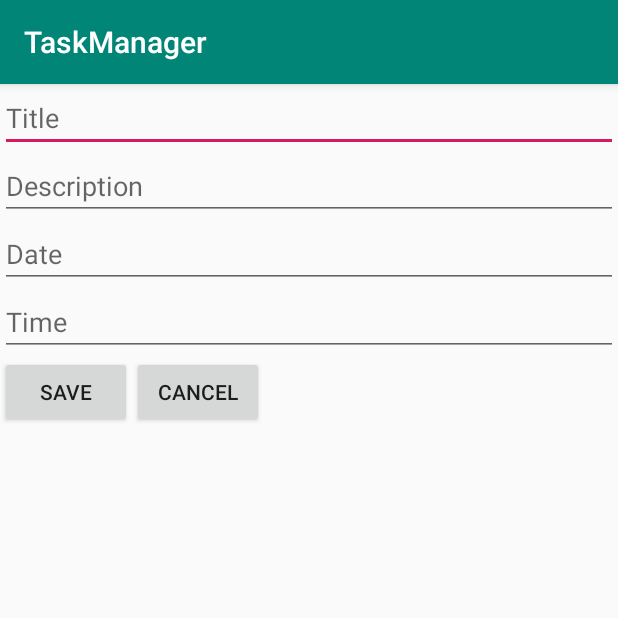
After one commit to aliakbar75/TaskManager, an Android app: the AddTaskActivity screen opened directly, with no data from a screen before it, on a phone screen of 412 x 824 dp, the top half of it. The commit adds this screen. Run offline under Robolectric (Android 15) with nearby library versions, the phone set to English and light mode, and no system bars.

Commit message:
item_list_task and floating button. item_list_task added. and floating button can create tasks(uncompleted).

```diff
--- a/app/src/main/AndroidManifest.xml
+++ b/app/src/main/AndroidManifest.xml
@@ -16,6 +16,7 @@
                 <category android:name="android.intent.category.LAUNCHER" />
             </intent-filter>
         </activity>
+        <activity android:name=".AddTaskActivity"></activity>
     </application>
 
 </manifest>
--- /dev/null
+++ b/app/src/main/java/com/example/moein/taskmanager/AddTaskActivity.java
@@ -0,0 +1,31 @@
+package com.example.moein.taskmanager;
+
+import android.content.Context;
+import android.content.Intent;
+import android.support.v4.app.FragmentManager;
+import android.support.v7.app.AppCompatActivity;
+import android.os.Bundle;
+
+public class AddTaskActivity extends AppCompatActivity {
+
+
+    public static Intent newIntent(Context context){
+        Intent intent = new Intent(context,AddTaskActivity.class);
+        return intent;
+    }
+    @Override
+    protected void onCreate(Bundle savedInstanceState) {
+        super.onCreate(savedInstanceState);
+        setContentView(R.layout.activity_add_task);
+
+        FragmentManager fragmentManager = getSupportFragmentManager();
+
+//        if (fragmentManager.findFragmentById(R.id.add_task_fragment_container) == null){
+//
+//        }
+
+        fragmentManager.beginTransaction()
+                .add(R.id.add_task_fragment_container,AddTaskFragment.newInstance())
+                .commit();
+    }
+}
--- /dev/null
+++ b/app/src/main/java/com/example/moein/taskmanager/AddTaskFragment.java
@@ -0,0 +1,96 @@
+package com.example.moein.taskmanager;
+
+
+import android.os.Bundle;
+import android.support.v4.app.Fragment;
+import android.view.LayoutInflater;
+import android.view.View;
+import android.view.ViewGroup;
+import android.widget.Button;
+import android.widget.EditText;
+
+import com.example.moein.taskmanager.models.Task;
+import com.example.moein.taskmanager.models.TaskLab;
+
+import java.sql.Time;
+import java.text.SimpleDateFormat;
+import java.util.Date;
+import java.util.Random;
+
+
+/**
+ * A simple {@link Fragment} subclass.
+ */
+public class AddTaskFragment extends Fragment {
+
+
+    private EditText mTitleEditText;
+    private EditText mDescriptionEditText;
+    private EditText mDateEditText;
+    private EditText mTimeEditText;
+
+    private Button mSaveButton;
+    private Button mCancelButton;
+
+    public static AddTaskFragment newInstance() {
+
+        Bundle args = new Bundle();
+
+        AddTaskFragment fragment = new AddTaskFragment();
+        fragment.setArguments(args);
+        return fragment;
+    }
+
+    public AddTaskFragment() {
+        // Required empty public constructor
+    }
+
+
+    @Override
+    public View onCreateView(LayoutInflater inflater, ViewGroup container,
+                             Bundle savedInstanceState) {
+        // Inflate the layout for this fragment
+        View view = inflater.inflate(R.layout.fragment_add_task, container, false);
+        mTitleEditText = view.findViewById(R.id.task_title);
+        mDescriptionEditText = view.findViewById(R.id.task_description);
+        mDateEditText = view.findViewById(R.id.task_date);
+        mTimeEditText = view.findViewById(R.id.task_time);
+        mSaveButton = view.findViewById(R.id.task_save_button);
+        mCancelButton = view.findViewById(R.id.task_cancel_button);
+
+        mSaveButton.setOnClickListener(new View.OnClickListener() {
+            @Override
+            public void onClick(View view) {
+
+                String title = mTitleEditText.getText().toString();
+                String description = mDescriptionEditText.getText().toString();
+                String stringDate = mDateEditText.getText().toString();
+                String stringTime = mTimeEditText.getText().toString();
+
+                int[] taskColors = getResources().getIntArray(R.array.task_light_colors);
+                int color = taskColors[new Random().nextInt(taskColors.length)];
+                Date date = null;
+                Date time = null;
+                try {
+                    date = new SimpleDateFormat("yyyy/MM/dd").parse(stringDate);
+                    time = new SimpleDateFormat("HH:mm a").parse(stringTime);
+                }catch (Exception e){
+                }
+
+                TaskLab.getInstance().addTask(title,description,date,time,color);
+
+
+                getActivity().finish();
+            }
+        });
+
+        mCancelButton.setOnClickListener(new View.OnClickListener() {
+            @Override
+            public void onClick(View view) {
+                getActivity().finish();
+            }
+        });
+        return view;
+    }
+
+}
--- /dev/null
+++ b/app/src/main/res/layout/activity_add_task.xml
@@ -0,0 +1,10 @@
+<?xml version="1.0" encoding="utf-8"?>
+<FrameLayout xmlns:android="http://schemas.android.com/apk/res/android"
+    xmlns:app="http://schemas.android.com/apk/res-auto"
+    xmlns:tools="http://schemas.android.com/tools"
+    android:layout_width="match_parent"
+    android:layout_height="match_parent"
+    tools:context=".AddTaskActivity"
+    android:id="@+id/add_task_fragment_container">
+
+</FrameLayout>
--- a/app/src/main/res/layout/activity_tasks.xml
+++ b/app/src/main/res/layout/activity_tasks.xml
@@ -22,6 +22,7 @@
     </android.support.v4.view.ViewPager>
 
     <android.support.design.widget.FloatingActionButton
+        android:id="@+id/floating_action_button"
         android:layout_width="wrap_content"
         android:layout_height="wrap_content"
         app:layout_constraintBottom_toBottomOf="parent"
--- /dev/null
+++ b/app/src/main/res/layout/fragment_add_task.xml
@@ -0,0 +1,54 @@
+<?xml version="1.0" encoding="utf-8"?>
+<android.support.constraint.ConstraintLayout xmlns:android="http://schemas.android.com/apk/res/android"
+    xmlns:tools="http://schemas.android.com/tools"
+    android:layout_width="match_parent"
+    android:layout_height="match_parent"
+    xmlns:app="http://schemas.android.com/apk/res-auto"
+    tools:context=".AddTaskFragment">
+
+    <EditText
+        android:id="@+id/task_title"
+        android:layout_width="match_parent"
+        android:layout_height="wrap_content"
+        android:hint="@string/task_title_hint"
+        android:inputType="" />
+
+    <EditText
+        android:id="@+id/task_description"
+        app:layout_constraintTop_toBottomOf="@+id/task_title"
+        android:layout_width="match_parent"
+        android:layout_height="wrap_content"
+        android:hint="@string/task_description_hint"/>
+
+    <EditText
+        android:id="@+id/task_date"
+        app:layout_constraintTop_toBottomOf="@+id/task_description"
+        android:layout_width="match_parent"
+        android:layout_height="wrap_content"
+        android:inputType="date"
+        android:hint="@string/task_date_hint"/>
+
+    <EditText
+        android:id="@+id/task_time"
+        app:layout_constraintTop_toBottomOf="@+id/task_date"
+        android:layout_width="match_parent"
+        android:layout_height="wrap_content"
+        android:inputType="time"
+        android:hint="@string/task_time_hint" />
+
+    <Button
+        android:id="@+id/task_save_button"
+        app:layout_constraintTop_toBottomOf="@+id/task_time"
+        android:layout_width="wrap_content"
+        android:layout_height="wrap_content"
+        android:text="@string/task_save_button"/>
+
+    <Button
+        android:id="@+id/task_cancel_button"
+        app:layout_constraintTop_toBottomOf="@+id/task_time"
+        app:layout_constraintLeft_toRightOf="@+id/task_save_button"
+        android:layout_width="wrap_content"
+        android:layout_height="wrap_content"
+        android:text="@string/task_cancel_button"/>
+
+</android.support.constraint.ConstraintLayout>
--- a/app/src/main/res/values/colors.xml
+++ b/app/src/main/res/values/colors.xml
@@ -3,4 +3,36 @@
     <color name="colorPrimary">#008577</color>
     <color name="colorPrimaryDark">#00574B</color>
     <color name="colorAccent">#D81B60</color>
+    <color name="light_Blue">#BBDEFB</color>
+    <color name="dark_Blue">#42A5F5</color>
+    <color name="light_red">#FFCDD2</color>
+    <color name="dark_red">#EF5350</color>
+    <color name="light_green">#C8E6C9</color>
+    <color name="dark_green">#66BB6A</color>
+    <color name="light_yellow">#FFF9C4</color>
+    <color name="dark_yellow">#FFEE58</color>
+    <color name="light_purple">#D1C4E9</color>
+    <color name="dark_purple">#7E57C2</color>
+    <color name="light_orange">#FFE0B2</color>
+    <color name="dark_orange">#FFA726</color>
+
+    <array name="task_light_colors">
+        <item>@color/light_Blue</item>
+        <item>@color/light_red</item>
+        <item>@color/light_green</item>
+        <item>@color/light_yellow</item>
+        <item>@color/light_purple</item>
+        <item>@color/light_orange</item>
+    </array>
+
+    <array name="task_dark_colors">
+        <item>@color/dark_Blue</item>
+        <item>@color/dark_red</item>
+        <item>@color/dark_green</item>
+        <item>@color/dark_yellow</item>
+        <item>@color/dark_purple</item>
+        <item>@color/dark_orange</item>
+    </array>
+
+
 </resources>
--- a/app/src/main/res/values/strings.xml
+++ b/app/src/main/res/values/strings.xml
@@ -3,4 +3,10 @@
 
     <!-- TODO: Remove or change this placeholder text -->
     <string name="hello_blank_fragment">Hello blank fragment</string>
+    <string name="task_title_hint">Title</string>
+    <string name="task_description_hint">Description</string>
+    <string name="task_date_hint">Date</string>
+    <string name="task_time_hint">Time</string>
+    <string name="task_save_button">Save</string>
+    <string name="task_cancel_button">cancel</string>
 </resources>
```
Also changed, not shown: app/src/main/java/com/example/moein/taskmanager/TasksActivity.java (+16 -2 lines), app/src/main/java/com/example/moein/taskmanager/TasksListFragment.java (+49 -11 lines), app/src/main/java/com/example/moein/taskmanager/models/Task.java (+12 -4 lines), app/src/main/java/com/example/moein/taskmanager/models/TaskLab.java (+12 -3 lines), app/src/main/res/drawable/circle_shape.xml (added, +13 -0 lines), app/src/main/res/layout/item_list_task.xml (+33 -4 lines).
